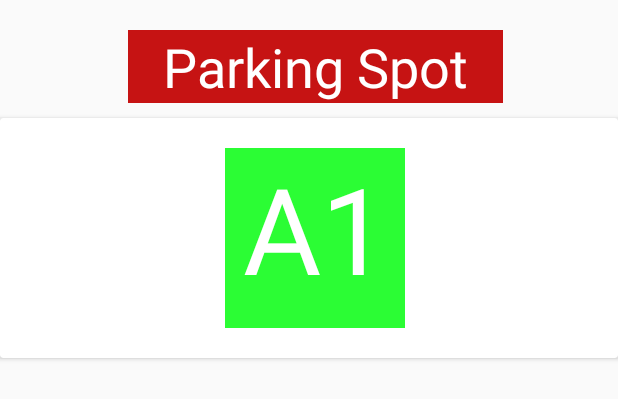
After one commit to akashjoshi1999/S-park, an Android app: the layout recycler_view_owner.xml on its own in the app's theme, with its tools: preview values and no code run, on a phone screen of 412 x 824 dp. The commit adds this screen. Shown: the top 399 px of the screen. Run offline under Robolectric (Android 15) with nearby library versions, the phone set to English and light mode, and no system bars; Roboto replaces fonts that are not available here.

Commit message:
Initial commit

```diff
--- /dev/null
+++ b/app/src/main/res/layout/recycler_view_owner.xml
@@ -0,0 +1,43 @@
+<?xml version="1.0" encoding="utf-8"?>
+<LinearLayout xmlns:android="http://schemas.android.com/apk/res/android"
+    android:orientation="vertical" android:layout_width="match_parent"
+    android:layout_height="match_parent">
+
+    <TextView
+        android:layout_width="250dp"
+        android:layout_height="wrap_content"
+        android:layout_marginStart="85dp"
+        android:layout_marginTop="20dp"
+        android:text="@string/parking_spot"
+        android:textColor="#ffffff"
+        android:background="#C61313"
+        android:textAlignment="center"
+        android:textSize="36sp" />
+
+    <androidx.cardview.widget.CardView
+        android:layout_marginTop="10dp"
+        android:layout_width="match_parent"
+        android:layout_height="wrap_content">
+        <LinearLayout
+            android:orientation="vertical"
+            android:layout_width="match_parent"
+            android:layout_height="wrap_content">
+
+            <TextView
+                android:id="@+id/Owner_Spot"
+                android:layout_width="120dp"
+                android:layout_height="120dp"
+                android:layout_marginStart="150dp"
+                android:layout_marginTop="20dp"
+                android:layout_marginBottom="20dp"
+                android:background="#2BFD34"
+                android:text="@string/a1"
+                android:textAlignment="center"
+                android:textColor="#ffffff"
+                android:textSize="80sp" />
+
+
+        </LinearLayout>
+    </androidx.cardview.widget.CardView>
+
+</LinearLayout>
--- a/app/src/main/res/menu/owner_menu.xml
+++ b/app/src/main/res/menu/owner_menu.xml
@@ -1,7 +1,5 @@
 <?xml version="1.0" encoding="utf-8"?>
 <menu xmlns:android="http://schemas.android.com/apk/res/android">
-    <item android:id="@+id/nav_account"
-        android:title="Account"/>
     <item android:title="History"
         android:id="@+id/nav_history"/>
     <item android:title="Log Out"
```
Also changed, not shown: app/src/main/java/com/example/spark/OwnerActivity.java (+43 -19 lines), app/src/main/java/com/example/spark/OwnerHolder.java (added, +26 -0 lines), app/src/main/res/layout/activity_owner.xml (+4 -4 lines).
